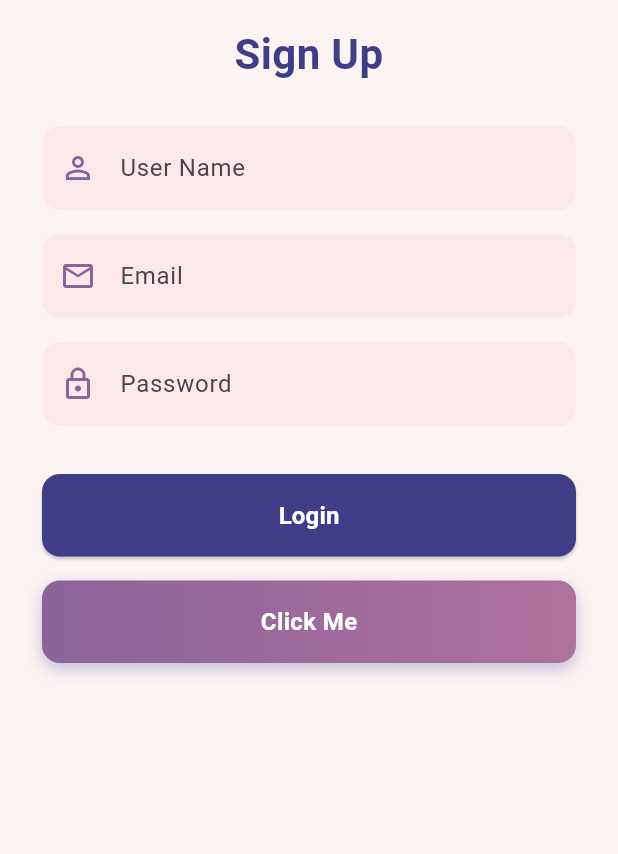
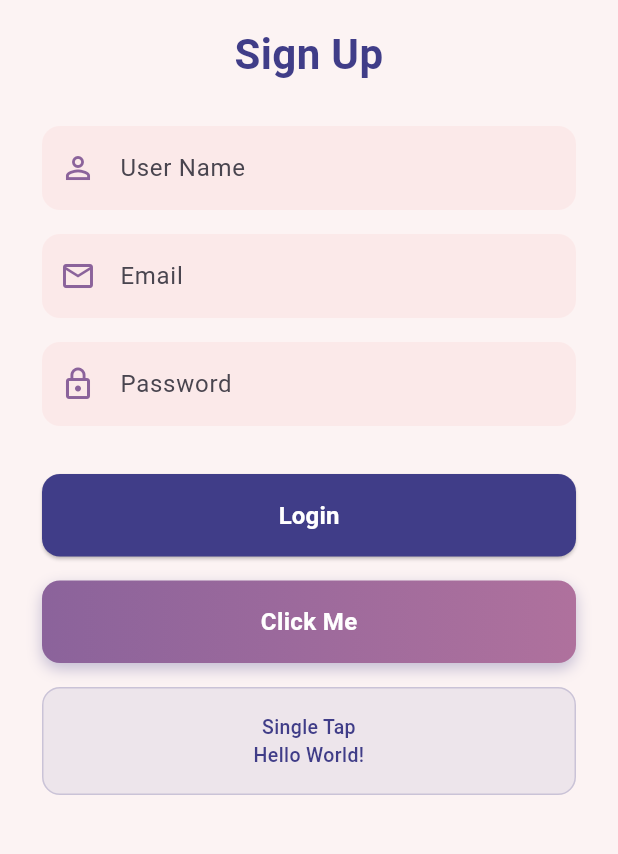
Before and after one commit to leannedalde/ITP107-Midterm-LabExam, a Flutter app: the screen it shows after launch, after a tap on "Click Me", on a phone screen of 412 x 824 dp, the part 225-1079 px from its top. Run offline on Flutter 3.47's test engine with Material 3 defaults, Android fonts, the phone set to English and light mode, and no system bars.

Commit message:
Add on-screen gesture output

```diff
--- a/lib/main.dart
+++ b/lib/main.dart
@@ -33,6 +33,8 @@ class _SignUpScreenState extends State<SignUpScreen> {
   final TextEditingController _nameController = TextEditingController();
   final TextEditingController _emailController = TextEditingController();
   final TextEditingController _passwordController = TextEditingController();
+
+  String _gestureOutput = 'Tap, double tap, or long press "Click Me".';
 
   @override
   void dispose() {
@@ -231,24 +233,37 @@ class _SignUpScreenState extends State<SignUpScreen> {
 
               GestureDetector(
                 onTap: () {
+                  const message = 'Hello World!';
                   debugPrint('=================================================');
                   debugPrint('GESTURE EVENT     : Single Tap');
-                  debugPrint('OUTPUT            : Hello World!');
+                  debugPrint('OUTPUT            : $message');
                   debugPrint('=================================================');
+                  setState(() {
+                    _gestureOutput = 'Single Tap\n$message';
+                  });
                 },
                 onDoubleTap: () {
+                  const courseCode = 'ITP107';
+                  const description = 'Application Development and '
+                      'Emerging Technologies (Mobile Application Development)';
                   debugPrint('=================================================');
                   debugPrint('GESTURE EVENT     : Double Tap');
-                  debugPrint('COURSE CODE       : ITP107');
-                  debugPrint('DESCRIPTION       : Application Development and '
-                      'Emerging Technologies (Mobile Application Development)');
+                  debugPrint('COURSE CODE       : $courseCode');
+                  debugPrint('DESCRIPTION       : $description');
                   debugPrint('=================================================');
+                  setState(() {
+                    _gestureOutput = 'Double Tap\n$courseCode - $description';
+                  });
                 },
                 onLongPress: () {
+                  const fullName = 'Leanne Janelle B. Dalde';
                   debugPrint('=================================================');
                   debugPrint('GESTURE           : Long Press');
-                  debugPrint('FULL NAME         : Leanne Janelle B. Dalde');
+                  debugPrint('FULL NAME         : $fullName');
                   debugPrint('=================================================');
+                  setState(() {
+                    _gestureOutput = 'Long Press\n$fullName';
+                  });
                 },
                 child: Container(
                   padding: const EdgeInsets.symmetric(vertical: 16),
@@ -276,6 +291,28 @@ class _SignUpScreenState extends State<SignUpScreen> {
                   ),
                 ),
               ),
+              const SizedBox(height: 16),
+
+              Container(
+                width: double.infinity,
+                padding: const EdgeInsets.all(16),
+                decoration: BoxDecoration(
+                  color: const Color(0xFF403D88).withOpacity(0.08),
+                  borderRadius: BorderRadius.circular(12),
+                  border: Border.all(
+                    color: const Color(0xFF403D88).withOpacity(0.2),
+                  ),
+                ),
+                child: Text(
+                  _gestureOutput,
+                  textAlign: TextAlign.center,
+                  style: const TextStyle(
+                    fontSize: 13,
+                    color: Color(0xFF403D88),
+                    fontWeight: FontWeight.w500,
+                  ),
+                ),
+              ),
               const SizedBox(height: 12),
             ],
           ),
```
